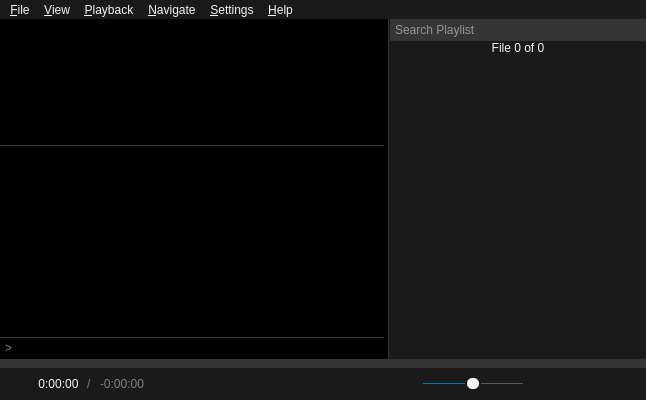
Qt form src/ui/mainwindow.ui (u8sand/Baka-MPlayer) before a commit.
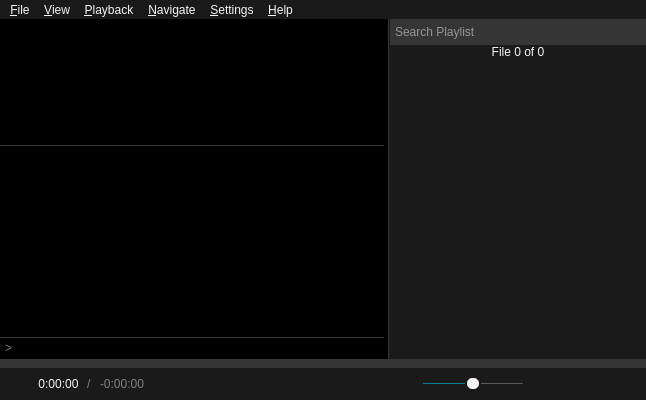
The same form after that commit. Icons and pictures are not drawn. Custom widgets are drawn as their Qt base class.

Commit message: mainwindow.ui: add more spacing to playlist

```diff
--- a/src/ui/mainwindow.ui
+++ b/src/ui/mainwindow.ui
@@ -98,7 +98,7 @@
 	background: #353535;
 	border: 1px solid #353535;
 	font-size: 12px;
-	padding: 2px;
+	padding: 4px 2px;
 }
 #searchBox:focus {
 	border-color: #008098;
@@ -114,20 +114,20 @@
 	font-size: 12px;
 }
 
-/* QListView */
+/* playlistWidget */
 
 QListView {
 	outline: none;
 }
-QListView::item {
+#playlistWidget::item {
 	background: #1A1A1A;
-	padding: 3px 0px;
+	padding: 4px 1px;
 }
-QListView::item:selected {
+#playlistWidget::item:selected {
 	background: #008098;
 }
-QListWidget:item:selected:active,
-QListWidget:item:selected:!active {
+#playlistWidget:item:selected:active,
+#playlistWidget:item:selected:!active {
 	color: whitesmoke;
 }
 
```
Left out of the diff: 2 changed lines with no effect on the pictures.
